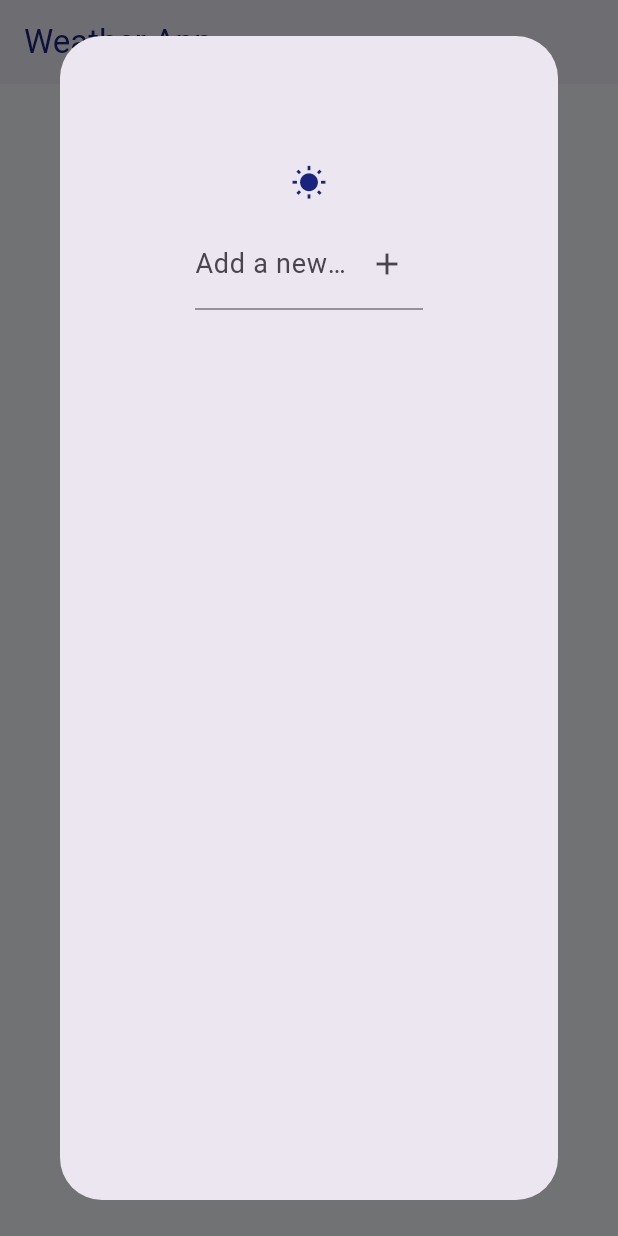
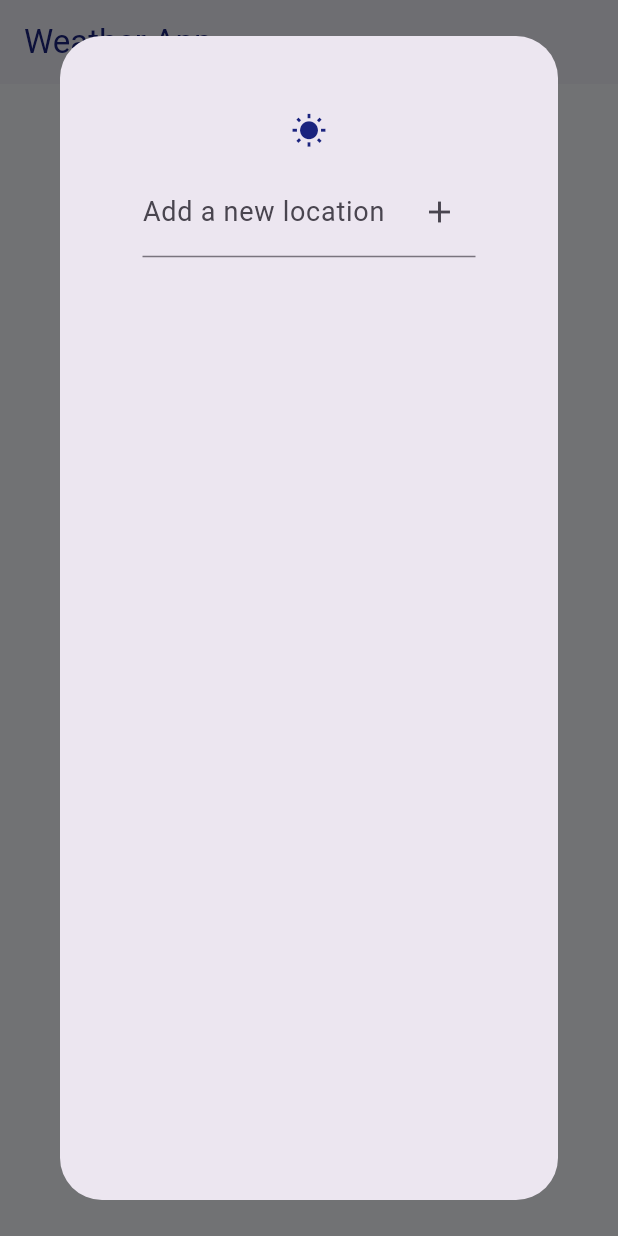
Before and after one commit to metal-reigns/weather-app, a Flutter app: the screen it shows after launch, after a tap on "Show settings", on a phone screen of 412 x 824 dp. Run offline on Flutter 3.47's test engine with Material 3 defaults, Android fonts, the light colour scheme and no system bars; our stand-ins replace flutter_svg, shared_preferences; network calls fail.

Commit message:
fix SettingDialog for mobile devices

```diff
--- a/lib/presentation/widgets/setting_dialog_widget.dart
+++ b/lib/presentation/widgets/setting_dialog_widget.dart
@@ -19,7 +19,7 @@ class _SettingDialogWidgetState extends State<SettingDialogWidget> {
       builder: (context, weatherProvider, child) {
         return Dialog(
           child: Container(
-            padding: const EdgeInsets.all(50),
+            padding: const EdgeInsets.all(15),
             child: Column(
               mainAxisSize: MainAxisSize.min,
               children: [
```
